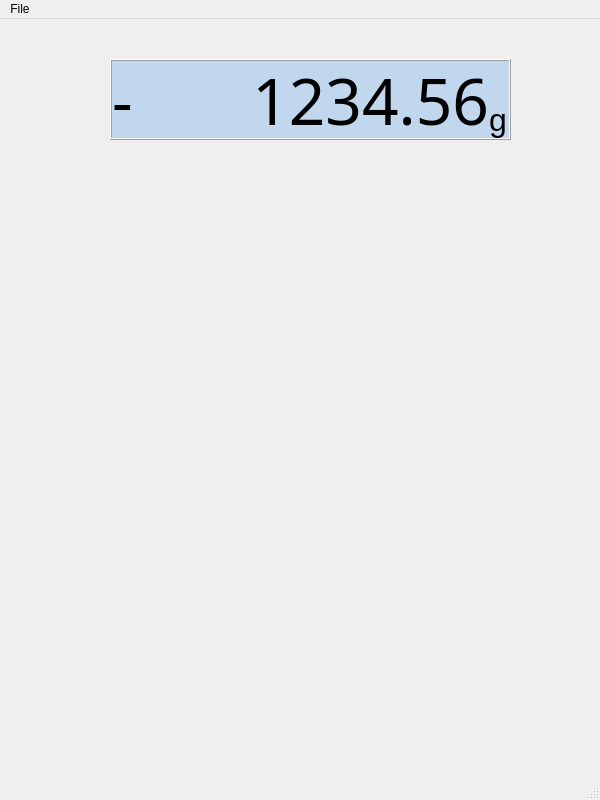
Gauntleteer/Philler, file Philler_Main.ui: the form before one commit.
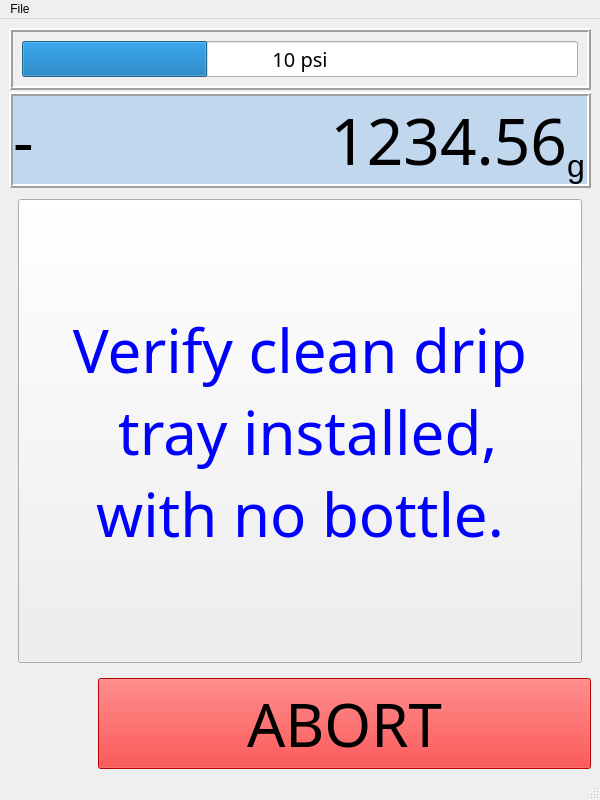
The form after the commit. The open tabs and pages were chosen to show the change. Icons and pictures are not drawn.

What changed in the file:
```diff
--- a/Philler_Main.ui
+++ b/Philler_Main.ui
@@ -39,7 +39,7 @@
        <enum>QFrame::NoFrame</enum>
       </property>
       <property name="currentIndex">
-       <number>1</number>
+       <number>2</number>
       </property>
       <widget class="QWidget" name="page_main">
        <layout class="QGridLayout" name="gridLayout">
@@ -467,15 +467,99 @@
        </layout>
       </widget>
       <widget class="QWidget" name="page_fill">
+       <layout class="QGridLayout" name="gridLayout_6">
+        <item row="0" column="0">
+         <layout class="QGridLayout" name="gl_fill">
+          <property name="horizontalSpacing">
+           <number>0</number>
+          </property>
+          <property name="verticalSpacing">
+           <number>2</number>
+          </property>
+          <item row="0" column="0">
+           <widget class="QFrame" name="f_pressure">
+            <property name="frameShape">
+             <enum>QFrame::Box</enum>
+            </property>
+            <property name="frameShadow">
+             <enum>QFrame::Raised</enum>
+            </property>
+            <property name="lineWidth">
+             <number>2</number>
+            </property>
+            <layout class="QGridLayout" name="gridLayout_8">
+             <item row="0" column="0">
+              <widget class="QProgressBar" name="pb_pressure">
+               <property name="font">
+                <font>
+                 <family>Montserrat Medium</family>
+                 <pointsize>15</pointsize>
+                </font>
+               </property>
+               <property name="maximum">
+                <number>30</number>
+               </property>
+               <property name="value">
+                <number>10</number>
+               </property>
+               <property name="textVisible">
+                <bool>true</bool>
+               </property>
+               <property name="format">
+                <string>%v psi</string>
+               </property>
+              </widget>
+             </item>
+            </layout>
+           </widget>
+          </item>
+          <item row="2" column="0">
+           <widget class="QStackedWidget" name="sw_fill">
+            <property name="frameShape">
+             <enum>QFrame::NoFrame</enum>
+            </property>
+            <property name="frameShadow">
+             <enum>QFrame::Raised</enum>
+            </property>
+            <property name="lineWidth">
+             <number>2</number>
+            </property>
+            <property name="currentIndex">
+             <number>0</number>
+            </property>
+            <widget class="QWidget" name="page">
+             <layout class="QGridLayout" name="gridLayout_7">
+              <item row="0" column="0">
+               <widget class="QToolButton" name="b_fill_progress">
+                <property name="sizePolicy">
+                 <sizepolicy hsizetype="Expanding" vsizetype="Expanding">
+                  <horstretch>0</horstretch>
+                  <verstretch>0</verstretch>
+                 </sizepolicy>
+                </property>
+                <property name="font">
+                 <font>
+                  <family>Montserrat Medium</family>
+                  <pointsize>45</pointsize>
+                 </font>
+                </property>
+                <property name="styleSheet">
+                 <string notr="true">color: rgb(0, 0, 255)</string>
+                </property>
+                <property name="text">
+                 <string>Verify clean drip
+ tray installed,
+with no bottle.</string>
+                </property>
+               </widget>
+              </item>
+             </layout>
+            </widget>
+            <widget class="QWidget" name="page_2"/>
+           </widget>
+          </item>
+          <item row="1" column="0">
        <widget class="QFrame" name="f_weight">
-        <property name="geometry">
-         <rect>
-          <x>110</x>
-          <y>40</y>
-          <width>401</width>
-          <height>81</height>
-         </rect>
-        </property>
         <property name="frameShape">
          <enum>QFrame::Box</enum>
         </property>
@@ -483,7 +567,7 @@
          <enum>QFrame::Raised</enum>
         </property>
         <property name="lineWidth">
-         <number>1</number>
+             <number>2</number>
         </property>
         <layout class="QVBoxLayout" name="verticalLayout">
          <property name="spacing">
@@ -503,12 +587,48 @@
          </property>
          <item>
           <layout class="QGridLayout" name="gl_weight">
+               <property name="topMargin">
+                <number>0</number>
+               </property>
            <property name="horizontalSpacing">
             <number>0</number>
            </property>
            <property name="verticalSpacing">
             <number>6</number>
            </property>
+               <item row="0" column="0">
+                <widget class="QLabel" name="l_weight_neg">
+                 <property name="minimumSize">
+                  <size>
+                   <width>50</width>
+                   <height>0</height>
+                  </size>
+                 </property>
+                 <property name="maximumSize">
+                  <size>
+                   <width>50</width>
+                   <height>16777215</height>
+                  </size>
+                 </property>
+                 <property name="font">
+                  <font>
+                   <family>DSEG7 Modern</family>
+                   <pointsize>48</pointsize>
+                   <weight>50</weight>
+                   <bold>false</bold>
+                  </font>
+                 </property>
+                 <property name="styleSheet">
+                  <string notr="true">background-color: rgb(193, 215, 238);</string>
+                 </property>
+                 <property name="text">
+                  <string>-</string>
+                 </property>
+                 <property name="alignment">
+                  <set>Qt::AlignLeading|Qt::AlignLeft|Qt::AlignVCenter</set>
+                 </property>
+                </widget>
+               </item>
            <item row="0" column="2">
             <widget class="QLabel" name="l_weight_g">
              <property name="maximumSize">
@@ -555,52 +675,17 @@
              </property>
             </widget>
            </item>
+              </layout>
+             </item>
+            </layout>
+           </widget>
+          </item>
+         </layout>
+        </item>
+        <item row="1" column="0">
+         <layout class="QGridLayout" name="gridLayout_5">
            <item row="0" column="0">
-            <widget class="QLabel" name="l_weight_neg">
-             <property name="minimumSize">
-              <size>
-               <width>50</width>
-               <height>0</height>
-              </size>
-             </property>
-             <property name="maximumSize">
-              <size>
-               <width>50</width>
-               <height>16777215</height>
-              </size>
-             </property>
-             <property name="font">
-              <font>
-               <family>DSEG7 Modern</family>
-               <pointsize>48</pointsize>
-               <weight>50</weight>
-               <bold>false</bold>
-              </font>
-             </property>
-             <property name="styleSheet">
-              <string notr="true">background-color: rgb(193, 215, 238);</string>
-             </property>
-             <property name="text">
-              <string>-</string>
-             </property>
-             <property name="alignment">
-              <set>Qt::AlignLeading|Qt::AlignLeft|Qt::AlignVCenter</set>
-             </property>
-            </widget>
-           </item>
-          </layout>
-         </item>
-        </layout>
-       </widget>
        <widget class="QToolButton" name="b_fill_back">
-        <property name="geometry">
-         <rect>
-          <x>20</x>
-          <y>660</y>
-          <width>83</width>
-          <height>83</height>
-         </rect>
-        </property>
         <property name="styleSheet">
          <string notr="true">QToolButton {  
     border: 0px;
@@ -621,17 +706,27 @@
          </size>
         </property>
        </widget>
-       <widget class="QWidget" name="gridLayoutWidget_2">
-        <property name="geometry">
-         <rect>
-          <x>20</x>
-          <y>140</y>
-          <width>551</width>
-          <height>381</height>
-         </rect>
-        </property>
-        <layout class="QGridLayout" name="gridLayout_5"/>
-       </widget>
+          </item>
+          <item row="0" column="1">
+           <widget class="QPushButton" name="b_fill_next_2">
+            <property name="font">
+             <font>
+              <family>Montserrat SemiBold</family>
+              <pointsize>45</pointsize>
+             </font>
+            </property>
+            <property name="styleSheet">
+             <string notr="true">color: rgb(0, 0, 0);
+background-color: rgb(255, 0, 0);</string>
+            </property>
+            <property name="text">
+             <string>ABORT</string>
+            </property>
+           </widget>
+          </item>
+         </layout>
+        </item>
+       </layout>
       </widget>
       <widget class="QWidget" name="page_clean">
        <widget class="QToolButton" name="b_clean_back">
```
Lines whose indentation alone changed are shown as unchanged.
